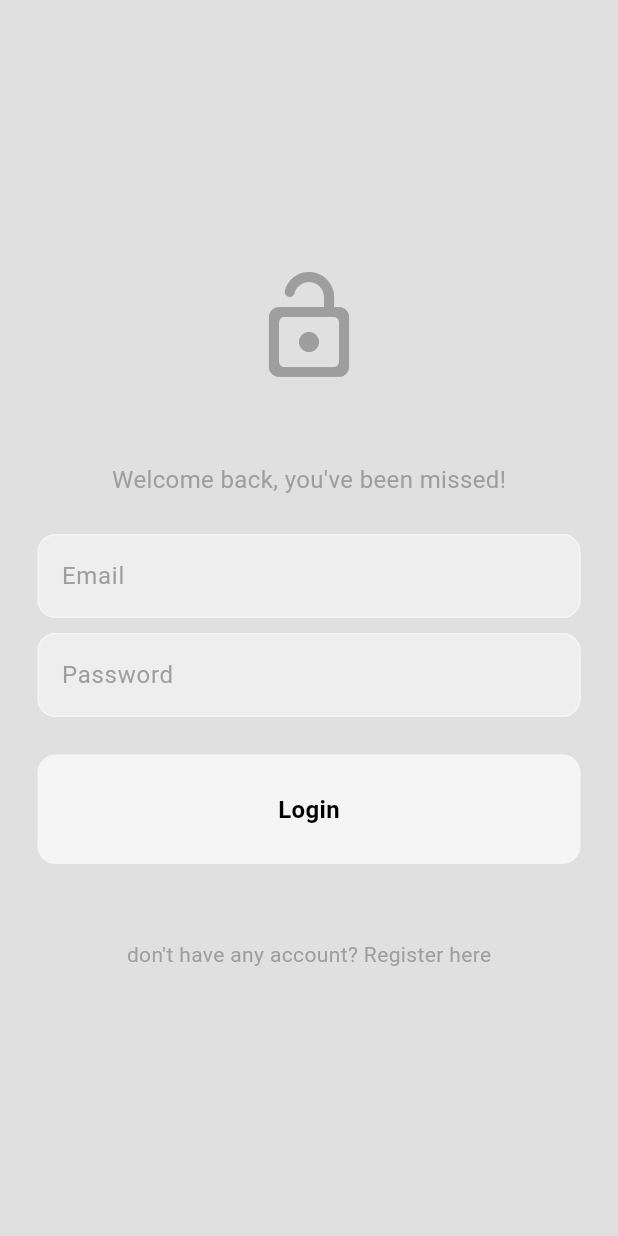
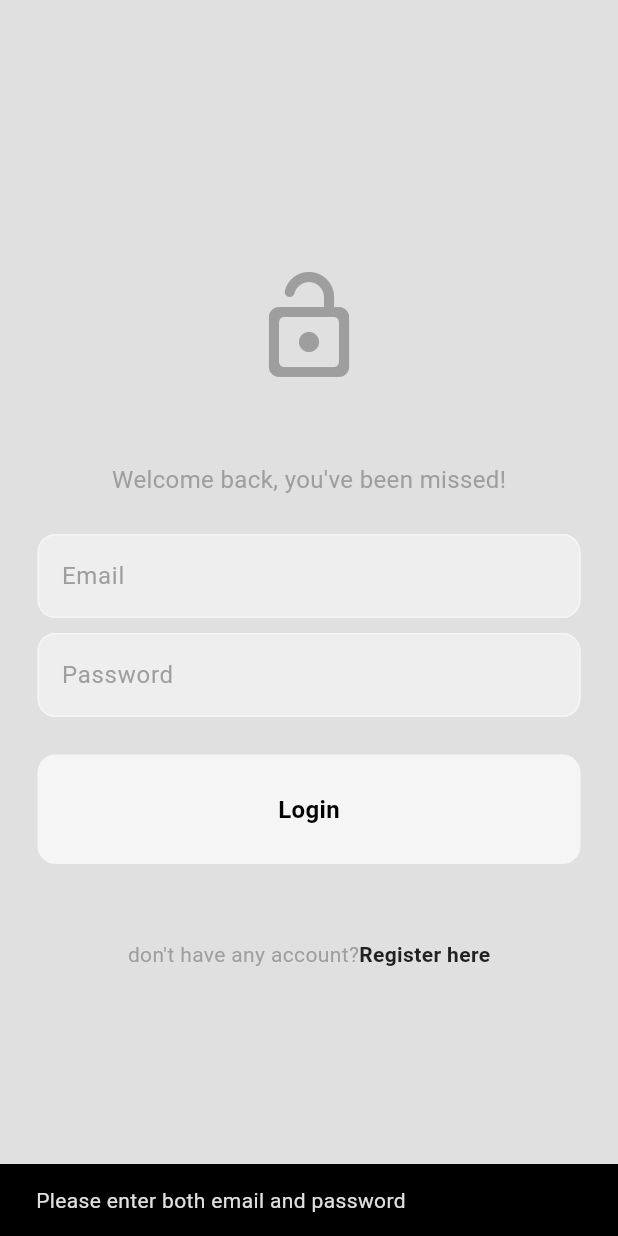
Before and after one commit to dikayo05/haijuga, a Flutter app: the screen it shows after launch, after a tap on "Login", on a phone screen of 412 x 824 dp. Run offline on Flutter 3.47's test engine with Material 3 defaults, Android fonts, the phone set to English and light mode, and no system bars; our stand-ins replace firebase_auth, firebase_core, flutter_bloc; accounts and stored records are empty.

```diff
--- /dev/null
+++ b/lib/app.dart
@@ -0,0 +1,70 @@
+/*
+
+APP - Root Level
+
+----------------------------------------------
+
+Repositories: for the database
+  - firebase
+
+Bloc Providers: for state management
+  - auth
+  - profile
+  - post
+  - search
+  - theme
+
+Check Auth State
+  - unauthenticated -> auth page (login/register)
+  - authenticated -> home page
+
+*/
+
+import 'package:flutter/material.dart';
+import 'package:flutter_bloc/flutter_bloc.dart';
+import 'package:haijuga/features/auth/data/firebase_auth_repo.dart';
+import 'package:haijuga/features/auth/post/presentation/pages/home_page.dart';
+import 'package:haijuga/features/auth/presentation/cubits/auth_cubit.dart';
+import 'package:haijuga/features/auth/presentation/cubits/auth_states.dart';
+import 'package:haijuga/features/auth/presentation/pages/auth_page.dart';
+import 'package:haijuga/themes/light_mode.dart';
+
+class MyApp extends StatelessWidget {
+  // auth repo
+  final authRepo = FirebaseAuthRepo();
+
+  MyApp({super.key});
+
+  @override
+  Widget build(BuildContext context) {
+    return BlocProvider(
+      create: (context) => AuthCubit(authRepo: authRepo)..checkAuth(),
+      child: MaterialApp(
+        debugShowCheckedModeBanner: false,
+        theme: lightMode,
+        home: BlocConsumer<AuthCubit, AuthStates>(
+          builder: (context, authState) {
+            print(authState);
+
+            // unauthenticated -> auth page (login/register)
+            if (authState is Unauthenticated) {
+              return const AuthPage();
+            }
+
+            // authenticated -> home page
+            if (authState is Authenticated) {
+              return const HomePage();
+            }
+            // loading..
+            else {
+              return const Scaffold(
+                body: Center(child: CircularProgressIndicator()),
+              );
+            }
+          },
+          listener: (context, state) {},
+        ),
+      ),
+    );
+  }
+}
--- /dev/null
+++ b/lib/features/auth/presentation/pages/auth_page.dart
@@ -0,0 +1,37 @@
+/*
+
+Auth Page - this page determines whether to show the login or register page
+
+*/
+
+import 'package:flutter/material.dart';
+import 'package:haijuga/features/auth/presentation/pages/login_page.dart';
+import 'package:haijuga/features/auth/presentation/pages/register_page.dart';
+
+class AuthPage extends StatefulWidget {
+  const AuthPage({super.key});
+
+  @override
+  State<AuthPage> createState() => _AuthPageState();
+}
+
+class _AuthPageState extends State<AuthPage> {
+  // initially, show login page
+  bool showLoginPage = true;
+
+  // toggle between pages
+  void togglePages() {
+    setState(() {
+      showLoginPage = !showLoginPage;
+    });
+  }
+
+  @override
+  Widget build(BuildContext context) {
+    if (showLoginPage) {
+      return LoginPage(togglePages: togglePages);
+    } else {
+      return RegisterPage(togglePages: togglePages);
+    }
+  }
+}
--- a/lib/features/auth/presentation/pages/login_page.dart
+++ b/lib/features/auth/presentation/pages/login_page.dart
@@ -15,11 +15,15 @@ if user doesn't have an account yet, they can go to register page from here to c
 */
 
 import 'package:flutter/material.dart';
+import 'package:flutter_bloc/flutter_bloc.dart';
 import 'package:haijuga/features/auth/presentation/components/my_button.dart';
 import 'package:haijuga/features/auth/presentation/components/my_text_field.dart';
+import 'package:haijuga/features/auth/presentation/cubits/auth_cubit.dart';
 
 class LoginPage extends StatefulWidget {
-  const LoginPage({super.key});
+  final void Function()? togglePages;
+
+  const LoginPage({super.key, this.togglePages});
 
   @override
   State<LoginPage> createState() => _LoginPageState();
@@ -29,6 +33,26 @@ class _LoginPageState extends State<LoginPage> {
   // text controller
   final emailController = TextEditingController();
   final passwordController = TextEditingController();
+
+  // login button pressed
+  void login() {
+    final String email = emailController.text;
+    final String password = passwordController.text;
+
+    // auth cubit
+    final authCubit = context.read<AuthCubit>();
+
+    // ensure that the email & password fields are not empty
+    if (email.isNotEmpty && password.isNotEmpty) {
+      // login
+      authCubit.login(email, password);
+    } else {
+      // display error if some fields are empty
+      ScaffoldMessenger.of(context).showSnackBar(
+        const SnackBar(content: Text("Please enter both email and password")),
+      );
+    }
+  }
 
   // BUILD UI
   @override
@@ -82,16 +106,31 @@ class _LoginPageState extends State<LoginPage> {
                 const SizedBox(height: 25),
 
                 // login button
-                MyButton(onTap: () {}, text: "Login"),
+                MyButton(onTap: login, text: "Login"),
 
                 const SizedBox(height: 50),
 
                 // not a member? register now button
-                Text(
-                  "don't have any account? Register here",
-                  style: TextStyle(
-                    color: Theme.of(context).colorScheme.primary,
-                  ),
+                Row(
+                  mainAxisAlignment: MainAxisAlignment.center,
+                  children: [
+                    Text(
+                      "don't have any account?",
+                      style: TextStyle(
+                        color: Theme.of(context).colorScheme.primary,
+                      ),
+                    ),
+                    GestureDetector(
+                      onTap: widget.togglePages,
+                      child: Text(
+                        "Register here",
+                        style: TextStyle(
+                          color: Theme.of(context).colorScheme.inversePrimary,
+                          fontWeight: FontWeight.bold,
+                        ),
+                      ),
+                    ),
+                  ],
                 ),
               ],
             ),
--- a/lib/main.dart
+++ b/lib/main.dart
@@ -1,7 +1,6 @@
 import 'package:flutter/material.dart';
 import 'package:firebase_core/firebase_core.dart';
-import 'package:haijuga/features/auth/presentation/pages/login_page.dart';
-import 'package:haijuga/themes/light_mode.dart';
+import 'package:haijuga/app.dart';
 import 'firebase_options.dart';
 
 void main() async {
@@ -10,18 +9,5 @@ void main() async {
   await Firebase.initializeApp(
     options: DefaultFirebaseOptions.currentPlatform,
 );
-  runApp(const MyApp());
+  runApp(MyApp());
 }
-
-class MyApp extends StatelessWidget {
-  const MyApp({super.key});
-
-  @override
-  Widget build(BuildContext context) {
-    return MaterialApp(
-      debugShowCheckedModeBanner: false,
-      theme: lightMode,
-      home: LoginPage(),
-    );
-  }
-}
```
Also changed, not shown: lib/features/auth/post/presentation/pages/home_page.dart (added, +19 -0 lines), lib/features/auth/presentation/pages/register_page.dart (+112 -3 lines), pubspec.lock.
